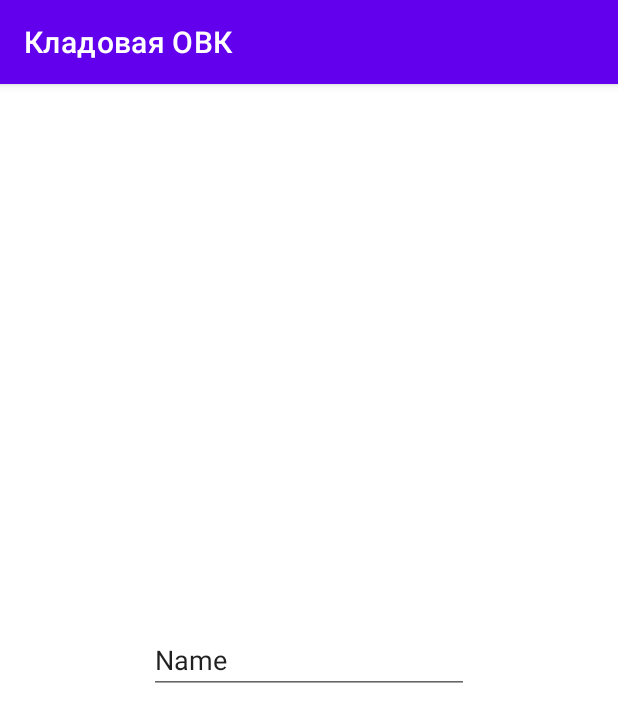
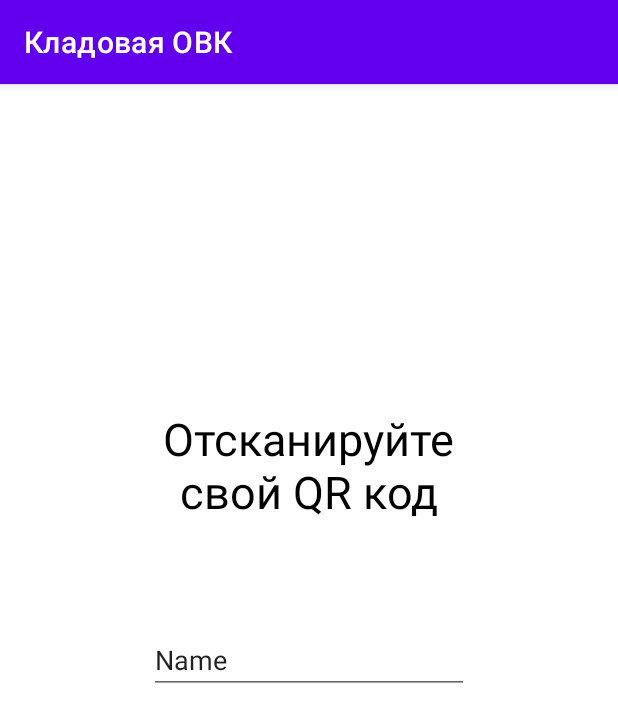
Before and after one commit to dtmary/TSD, an Android app: the main screen opened directly, with no data from a screen before it, on a phone screen of 412 x 824 dp. Shown: the top 722 px of the screen. Run offline under Robolectric (Android 15) with nearby library versions, the phone set to English and light mode, and no system bars.

Commit message:
Android oracle

```diff
--- a/app/src/main/java/com/example/mApp.java
+++ b/app/src/main/java/com/example/mApp.java
@@ -1,8 +1,13 @@
 package com.example;
 
 import android.app.Application;
+import android.media.SoundPool;
 
 public class mApp extends Application {
     public static String tabn;
     public static String userId;
+    public static SoundPool mSoundPool;
+    public static int soundIdbad;
+
+
 }
--- a/app/src/main/res/layout/activity_main.xml
+++ b/app/src/main/res/layout/activity_main.xml
@@ -17,4 +17,19 @@
         app:layout_constraintEnd_toEndOf="parent"
         app:layout_constraintStart_toStartOf="parent"
         app:layout_constraintTop_toTopOf="parent" />
+
+    <TextView
+        android:id="@+id/textView"
+        android:layout_width="212dp"
+        android:layout_height="116dp"
+        android:gravity="center"
+        android:text="Отсканируйте свой QR код"
+        android:textColor="@color/black"
+        android:textSize="30dp"
+        app:layout_constraintBottom_toBottomOf="parent"
+        app:layout_constraintEnd_toEndOf="parent"
+        app:layout_constraintHorizontal_bias="0.497"
+        app:layout_constraintStart_toStartOf="parent"
+        app:layout_constraintTop_toTopOf="parent"
+        app:layout_constraintVertical_bias="0.301" />
 </androidx.constraintlayout.widget.ConstraintLayout>
```
Also changed, not shown: app/src/main/java/com/example/TSD/main.java (+14 -6 lines), app/src/main/java/com/example/TSD/rsx.java (+4 -6 lines).
